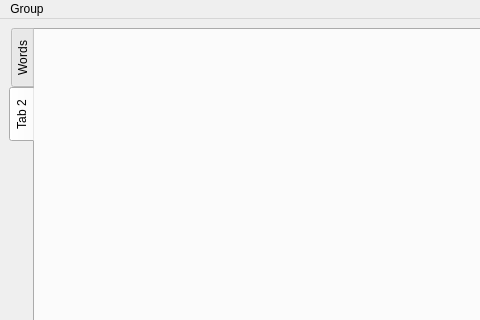
PelerYuan/HaoCiKuaiJi3.0, file UIs/MainWindow.ui: the form before one commit; both pictures show x 0 to 480 and y 0 to 320 of the 1229 by 717 pixel window.
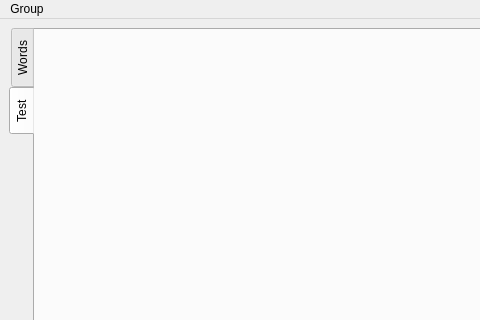
The form after the commit. The open tabs and pages were chosen to show the change.

The edit to the form file:
```diff
--- a/UIs/MainWindow.ui
+++ b/UIs/MainWindow.ui
@@ -124,7 +124,7 @@
       </widget>
       <widget class="QWidget" name="tab_2">
        <attribute name="title">
-        <string>Tab 2</string>
+        <string>Test</string>
        </attribute>
       </widget>
      </widget>
```
Left out of the diff: 2 changed lines with no effect on the pictures.
